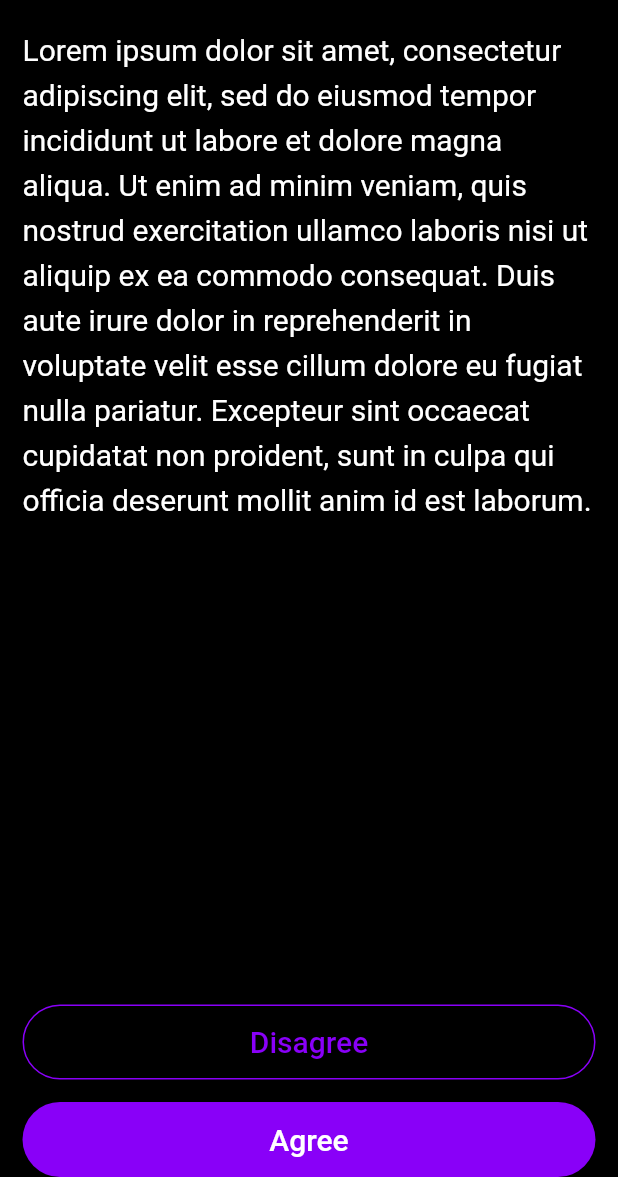
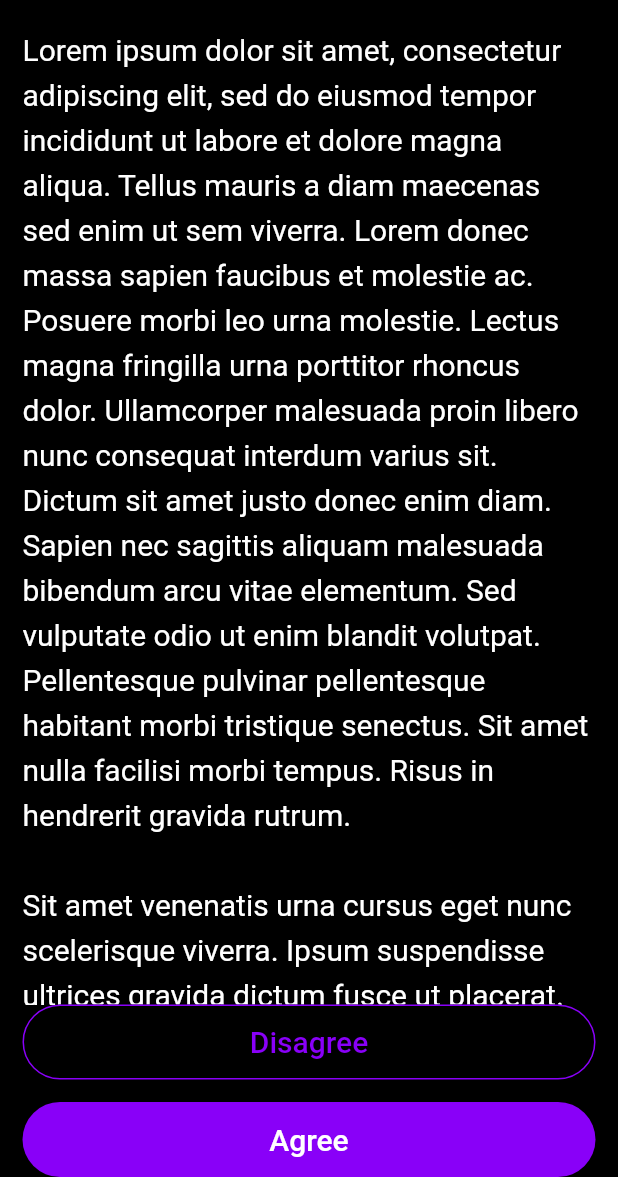
Before and after one commit to umgc/summer2023, a Flutter app: the EulaScreen screen opened by its route, on a phone screen of 412 x 824 dp, the part 59-1236 px from its top. Run offline on Flutter 3.47's test engine with Material 2 defaults, Android fonts, the phone set to English and light mode, and no system bars; our stand-ins replace carousel_slider, dio, flutter_dotenv, get_it, logger, permission_handler and 3 more; missing offline and left inert: audio_waveforms, dart_openai, panara_dialogs, stomp_dart_client; accounts and stored records are empty; statements that could not run were skipped.

Commit message:
Made EULA text longer and scrollable.

```diff
--- a/talker-mobile-app/lib/screens/eulaScreen.dart
+++ b/talker-mobile-app/lib/screens/eulaScreen.dart
@@ -49,15 +49,20 @@ class _EulaScreenState extends State<EulaScreen> {
             key: const Key('colEULA'),
             mainAxisAlignment: MainAxisAlignment.spaceBetween,
             children: [
-              const Text(
-                "Lorem ipsum dolor sit amet, "
-                "consectetur adipiscing elit, "
-                "sed do eiusmod tempor incididunt ut labore et dolore magna aliqua. "
-                "Ut enim ad minim veniam, quis nostrud exercitation ullamco laboris nisi ut aliquip ex ea commodo consequat. "
-                "Duis aute irure dolor in reprehenderit in voluptate velit esse cillum dolore eu fugiat nulla pariatur. "
-                "Excepteur sint occaecat cupidatat non proident, sunt in culpa qui officia deserunt mollit anim id est laborum.",
-                style:
-                    TextStyle(color: Colors.white, fontSize: 20, height: 1.5),
+              new Expanded(
+                flex: 1,
+                child: new SingleChildScrollView(
+                  scrollDirection: Axis.vertical,
+                  child: new Text(
+                    "Lorem ipsum dolor sit amet, consectetur adipiscing elit, sed do eiusmod tempor incididunt ut labore et dolore magna aliqua. Tellus mauris a diam maecenas sed enim ut sem viverra. Lorem donec massa sapien faucibus et molestie ac. Posuere morbi leo urna molestie. Lectus magna fringilla urna porttitor rhoncus dolor. Ullamcorper malesuada proin libero nunc consequat interdum varius sit. Dictum sit amet justo donec enim diam. Sapien nec sagittis aliquam malesuada bibendum arcu vitae elementum. Sed vulputate odio ut enim blandit volutpat. Pellentesque pulvinar pellentesque habitant morbi tristique senectus. Sit amet nulla facilisi morbi tempus. Risus in hendrerit gravida rutrum.\n\n"
+                    "Sit amet venenatis urna cursus eget nunc scelerisque viverra. Ipsum suspendisse ultrices gravida dictum fusce ut placerat. Magna sit amet purus gravida. Maecenas volutpat blandit aliquam etiam erat. Tincidunt tortor aliquam nulla facilisi cras fermentum odio eu feugiat. Dictum sit amet justo donec enim. Non consectetur a erat nam at. Id semper risus in hendrerit gravida. Id semper risus in hendrerit gravida rutrum quisque non. Ut faucibus pulvinar elementum integer enim neque volutpat. Eu ultrices vitae auctor eu. Nisl tincidunt eget nullam non nisi est sit amet facilisis. Venenatis tellus in metus vulputate eu scelerisque. In ornare quam viverra orci sagittis eu volutpat. Blandit libero volutpat sed cras ornare arcu dui. Sed faucibus turpis in eu mi bibendum. Lectus sit amet est placerat in egestas erat imperdiet sed. Quisque egestas diam in arcu cursus euismod quis viverra nibh.\n\n"
+                    "Sagittis id consectetur purus ut faucibus pulvinar elementum integer enim. Vulputate mi sit amet mauris commodo quis. Risus at ultrices mi tempus. Tellus at urna condimentum mattis pellentesque id. Quisque non tellus orci ac auctor augue mauris augue neque. A arcu cursus vitae congue mauris. Sed egestas egestas fringilla phasellus faucibus scelerisque eleifend. Morbi tincidunt ornare massa eget egestas purus. In tellus integer feugiat scelerisque varius morbi enim nunc. Nibh tellus molestie nunc non blandit massa enim. Bibendum enim facilisis gravida neque convallis a cras. Neque egestas congue quisque egestas diam in arcu. Ut tortor pretium viverra suspendisse potenti nullam ac tortor. Ultricies lacus sed turpis tincidunt. Nunc lobortis mattis aliquam faucibus purus in massa tempor. Id porta nibh venenatis cras sed felis eget.\n\n"
+                    "Eu volutpat odio facilisis mauris. Aliquet bibendum enim facilisis gravida neque convallis a cras semper. Non odio euismod lacinia at. Nullam vehicula ipsum a arcu cursus vitae congue mauris rhoncus. Urna duis convallis convallis tellus id interdum velit laoreet id. Orci eu lobortis elementum nibh tellus molestie nunc non blandit. Amet mattis vulputate enim nulla aliquet. Enim eu turpis egestas pretium aenean. Nisl nunc mi ipsum faucibus vitae aliquet nec ullamcorper. Augue lacus viverra vitae congue eu consequat. Donec massa sapien faucibus et molestie ac. Mauris augue neque gravida in fermentum et sollicitudin ac orci.\n\n"
+                    "Penatibus et magnis dis parturient montes nascetur ridiculus mus mauris. Pellentesque dignissim enim sit amet venenatis urna cursus. Blandit volutpat maecenas volutpat blandit. Vestibulum rhoncus est pellentesque elit ullamcorper. Aliquam faucibus purus in massa tempor nec. Lorem ipsum dolor sit amet consectetur adipiscing elit. Ac ut consequat semper viverra nam. Neque sodales ut etiam sit amet. Tellus cras adipiscing enim eu turpis egestas. Diam donec adipiscing tristique risus. Condimentum id venenatis a condimentum vitae. Tortor consequat id porta nibh venenatis cras sed. Nulla porttitor massa id neque aliquam vestibulum morbi. Quisque id diam vel quam elementum pulvinar etiam non quam. Pellentesque eu tincidunt tortor aliquam. In tellus integer feugiat scelerisque. Vel turpis nunc eget lorem dolor sed viverra ipsum. Velit egestas dui id ornare. Dui nunc mattis enim ut tellus.",
+                    style:
+                        TextStyle(color: Colors.white, fontSize: 20, height: 1.5),
+                  )
+                )
               ),
               Column(
                 children: [
```
